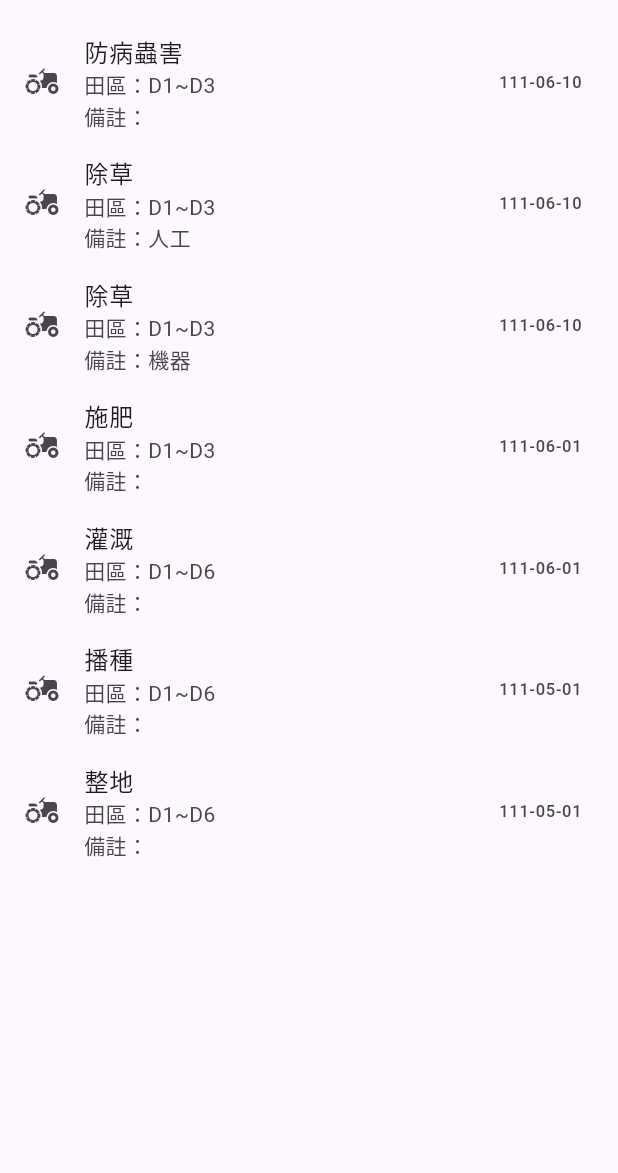
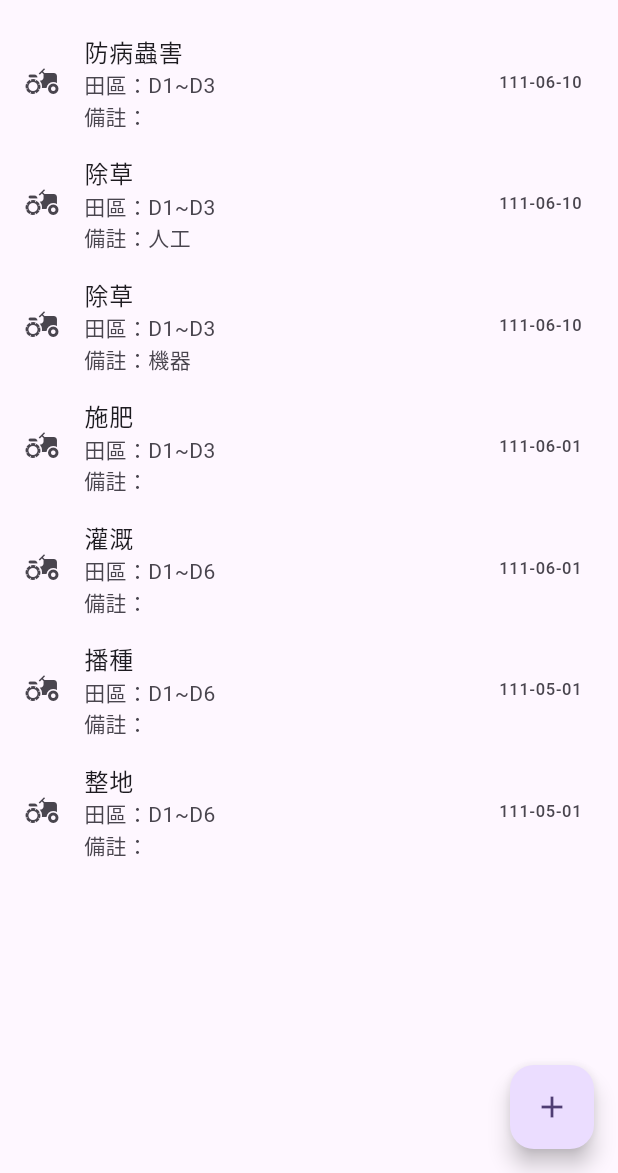
Before and after one commit to duck0000627/no.15_flutter, a Flutter app: the screen it shows after launch, on a phone screen of 412 x 824 dp, the part 63-1236 px from its top. Run offline on Flutter 3.47's test engine with Material 3 defaults, Android fonts, the phone set to English and light mode, and no system bars.

Commit message:
右下懸浮按鈕

```diff
--- a/lib/screens/home/home_screen.dart
+++ b/lib/screens/home/home_screen.dart
@@ -17,7 +17,8 @@ class HomeScreen extends StatelessWidget{
   Widget build(BuildContext context) {
     return Scaffold(
       appBar: AppBar(title: const Text('農作物紀錄'),),
-      body: ListView.builder(
+      body:
+      ListView.builder(
         itemCount: mockRecords.length,
         itemBuilder: (context, index){
           final record = mockRecords[index];
@@ -29,7 +30,13 @@ class HomeScreen extends StatelessWidget{
             ),
             trailing: Text(record['date']!),
           );
-        }),
+        },
+      ),
+
+      floatingActionButton: FloatingActionButton(
+        onPressed: (){},
+        child: const Icon(Icons.add),
+      ),
     );
   }
 }
```
